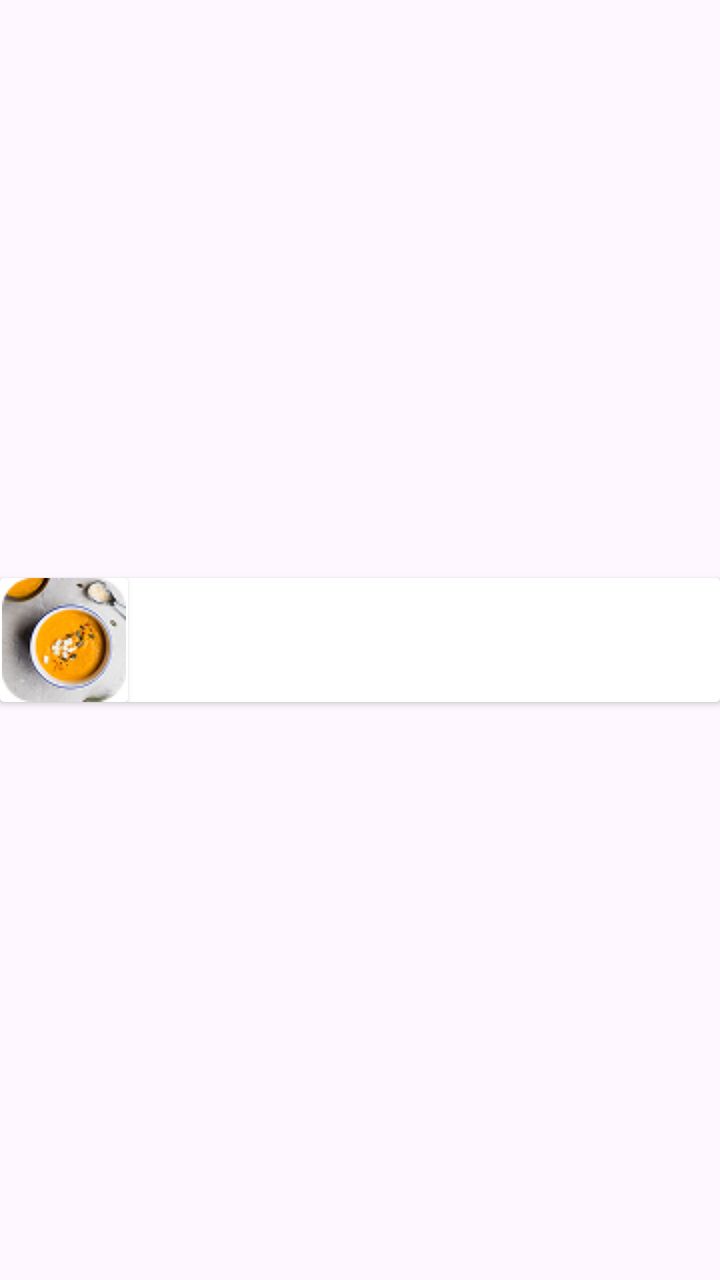
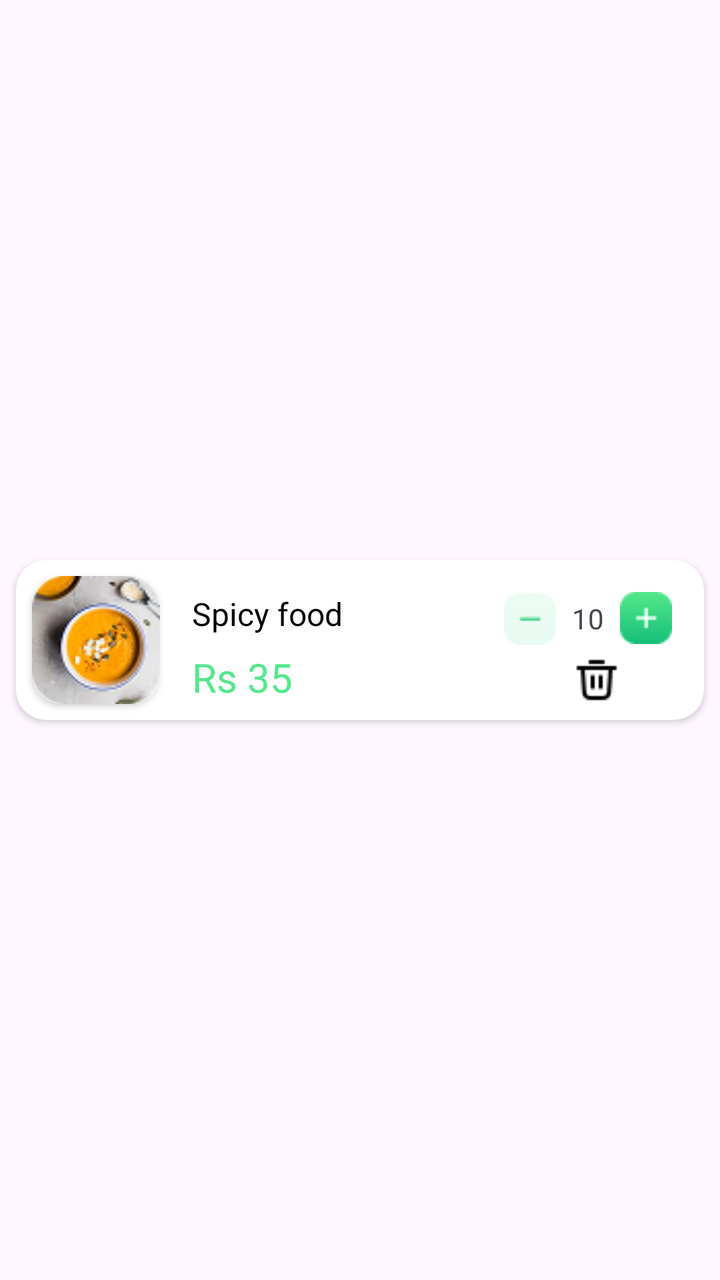

An Android layout rendered at two revisions. The XML below is the earlier revision; the diff shows what the commit changed to produce the second picture.
<!-- AndroidManifest.xml: application theme Theme.Admin -->
<!-- res/layout/item_item.xml -->
<?xml version="1.0" encoding="utf-8"?>
<androidx.constraintlayout.widget.ConstraintLayout xmlns:android="http://schemas.android.com/apk/res/android"
    xmlns:app="http://schemas.android.com/apk/res-auto"
    android:layout_width="match_parent"
    android:layout_height="match_parent">

    <androidx.cardview.widget.CardView
        android:layout_width="0dp"
        android:layout_height="wrap_content"
        app:layout_constraintBottom_toBottomOf="parent"
        app:layout_constraintEnd_toEndOf="parent"
        app:layout_constraintStart_toStartOf="parent"
        app:layout_constraintTop_toTopOf="parent">

        <androidx.constraintlayout.widget.ConstraintLayout
            android:layout_width="wrap_content"
            android:layout_height="wrap_content" />

        <androidx.cardview.widget.CardView
            android:layout_width="wrap_content"
            android:layout_height="wrap_content"

            >

            <ImageView
                android:id="@+id/foodimageview"
                android:layout_width="64dp"
                android:layout_height="wrap_content"
                android:src="@drawable/menu1" />

        </androidx.cardview.widget.CardView>
    </androidx.cardview.widget.CardView>

</androidx.constraintlayout.widget.ConstraintLayout>
<!-- resources referenced by this layout -->
<resources>
  <!-- drawable menu1: png bitmap (drawable, 10167 bytes) -->
  <style name="Theme.Admin" parent="Base.Theme.Admin" />
  <style name="Base.Theme.Admin" parent="Theme.Material3.DayNight.NoActionBar">
          
          
      </style>
</resources>

<!-- the commit's change to res/layout/item_item.xml (unified diff, before → after) -->
@@ -2,10 +2,16 @@
 <androidx.constraintlayout.widget.ConstraintLayout xmlns:android="http://schemas.android.com/apk/res/android"
     xmlns:app="http://schemas.android.com/apk/res-auto"
     android:layout_width="match_parent"
-    android:layout_height="match_parent">
+    android:layout_height="wrap_content">
 
     <androidx.cardview.widget.CardView
         android:layout_width="0dp"
+        app:cardCornerRadius="15dp"
+        android:elevation="2dp"
+        android:layout_marginTop="8dp"
+        android:layout_marginBottom="8dp"
+        android:layout_marginEnd="8dp"
+        android:layout_marginStart="8dp"
         android:layout_height="wrap_content"
         app:layout_constraintBottom_toBottomOf="parent"
         app:layout_constraintEnd_toEndOf="parent"
@@ -13,22 +19,103 @@
         app:layout_constraintTop_toTopOf="parent">
 
         <androidx.constraintlayout.widget.ConstraintLayout
-            android:layout_width="wrap_content"
-            android:layout_height="wrap_content" />
+            android:layout_width="match_parent"
+            android:layout_height="match_parent">
 
-        <androidx.cardview.widget.CardView
-            android:layout_width="wrap_content"
-            android:layout_height="wrap_content"
+            <androidx.cardview.widget.CardView
+                android:id="@+id/cardView2"
+                android:layout_width="wrap_content"
+                android:layout_height="wrap_content"
+                android:layout_marginStart="8dp"
+                android:layout_marginTop="8dp"
 
-            >
+                android:layout_marginBottom="8dp"
+                app:cardCornerRadius="15dp"
+                app:layout_constraintBottom_toBottomOf="parent"
+                app:layout_constraintStart_toStartOf="parent"
+                app:layout_constraintTop_toTopOf="parent">
 
-            <ImageView
-                android:id="@+id/foodimageview"
-                android:layout_width="64dp"
+                <ImageView
+                    android:id="@+id/foodimageview"
+                    android:layout_width="64dp"
+                    android:layout_height="64dp"
+                    android:scaleType="centerCrop"
+                    android:src="@drawable/menu1" />
+
+            </androidx.cardview.widget.CardView>
+
+            <TextView
+                android:id="@+id/foodnametextview"
+                android:layout_width="wrap_content"
                 android:layout_height="wrap_content"
-                android:src="@drawable/menu1" />
+                android:layout_marginStart="16dp"
+                android:layout_marginTop="16dp"
+                android:text="Spicy food"
+                android:textColor="@color/black"
+                android:textSize="16sp"
+                app:layout_constraintStart_toEndOf="@+id/cardView2"
+                app:layout_constraintTop_toTopOf="parent" />
 
-        </androidx.cardview.widget.CardView>
+            <TextView
+                android:id="@+id/foodpricetextveiw"
+                android:layout_width="wrap_content"
+                android:layout_height="wrap_content"
+                android:layout_marginStart="16dp"
+                android:text="Rs 35"
+                android:textColor="@color/textcolor"
+                android:textSize="20sp"
+                app:layout_constraintBottom_toBottomOf="@+id/cardView2"
+                app:layout_constraintStart_toEndOf="@+id/cardView2" />
+
+            <ImageButton
+                android:id="@+id/minusButton"
+                android:layout_width="wrap_content"
+                android:layout_height="wrap_content"
+                android:layout_marginEnd="8dp"
+                android:background="@android:color/transparent"
+                android:src="@drawable/minusitembutton"
+                app:layout_constraintBottom_toBottomOf="@+id/quantityTextview"
+                app:layout_constraintEnd_toStartOf="@+id/quantityTextview"
+                app:layout_constraintTop_toTopOf="@+id/quantityTextview" />
+
+            <ImageButton
+                android:id="@+id/increasebutton"
+                android:layout_width="wrap_content"
+                android:layout_height="wrap_content"
+                android:layout_marginTop="16dp"
+                android:src="@drawable/additembutton"
+                android:background="@android:color/transparent"
+                android:layout_marginEnd="16dp"
+                app:layout_goneMarginTop="16dp"
+                app:layout_constraintEnd_toEndOf="parent"
+                app:layout_constraintTop_toTopOf="parent" />
+
+            <TextView
+                android:id="@+id/quantityTextview"
+                android:layout_width="wrap_content"
+                android:layout_height="wrap_content"
+                android:text="10"
+                android:layout_marginEnd="8dp"
+                app:layout_constraintBottom_toBottomOf="@+id/increasebutton"
+                app:layout_constraintEnd_toStartOf="@+id/increasebutton"
+                app:layout_constraintTop_toTopOf="@+id/increasebutton" />
+
+            <ImageButton
+                android:id="@+id/trashbutton"
+                android:layout_width="wrap_content"
+                android:layout_height="wrap_content"
+                android:layout_marginTop="4dp"
+                android:layout_marginBottom="8dp"
+                android:background="@android:color/transparent"
+                android:src="@drawable/trashbutton"
+                app:layout_constraintBottom_toBottomOf="parent"
+                app:layout_constraintEnd_toEndOf="parent"
+                app:layout_constraintHorizontal_bias="0.453"
+                app:layout_constraintStart_toStartOf="@+id/minusButton"
+                app:layout_constraintTop_toBottomOf="@+id/minusButton"
+                app:layout_constraintVertical_bias="1.0" />
+
+        </androidx.constraintlayout.widget.ConstraintLayout>
     </androidx.cardview.widget.CardView>
 
 </androidx.constraintlayout.widget.ConstraintLayout>
<!-- resource entries referenced after the edit -->
@@ -1,6 +1,11 @@
 <!-- resources referenced by this layout -->
 <resources>
+  <color name="black">#FF000000</color>
+  <color name="textcolor">#53E88B</color>
+  <!-- drawable additembutton: png bitmap (drawable, 1182 bytes) -->
   <!-- drawable menu1: png bitmap (drawable, 10167 bytes) -->
+  <!-- drawable minusitembutton: png bitmap (drawable, 1262 bytes) -->
+  <!-- drawable trashbutton: png bitmap (drawable, 336 bytes) -->
   <style name="Theme.Admin" parent="Base.Theme.Admin" />
   <style name="Base.Theme.Admin" parent="Theme.Material3.DayNight.NoActionBar">
           
